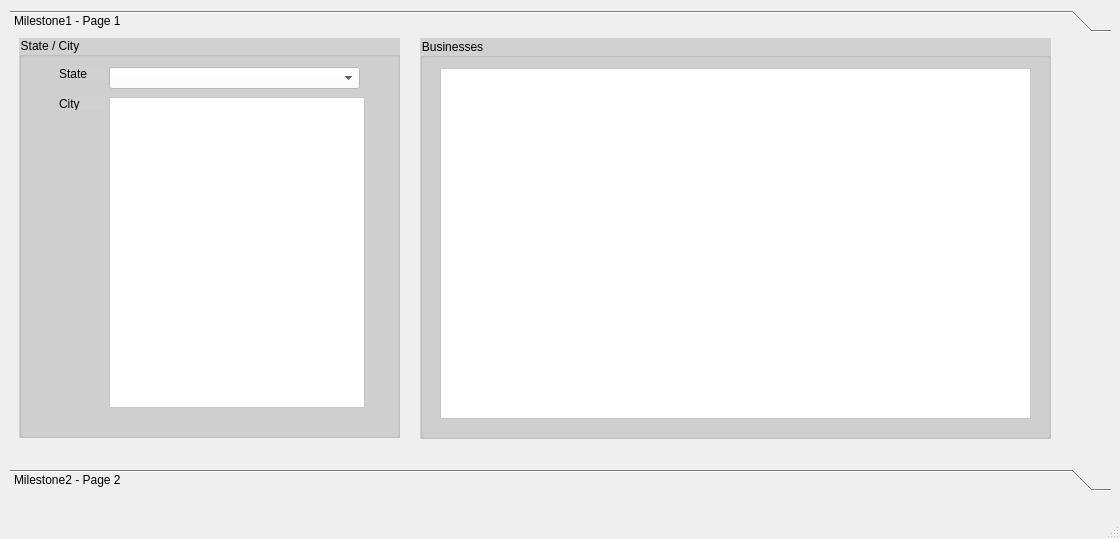
Old version of the form ProjectUI.ui in the repository Quickbick/YelpDatasetChallenge.
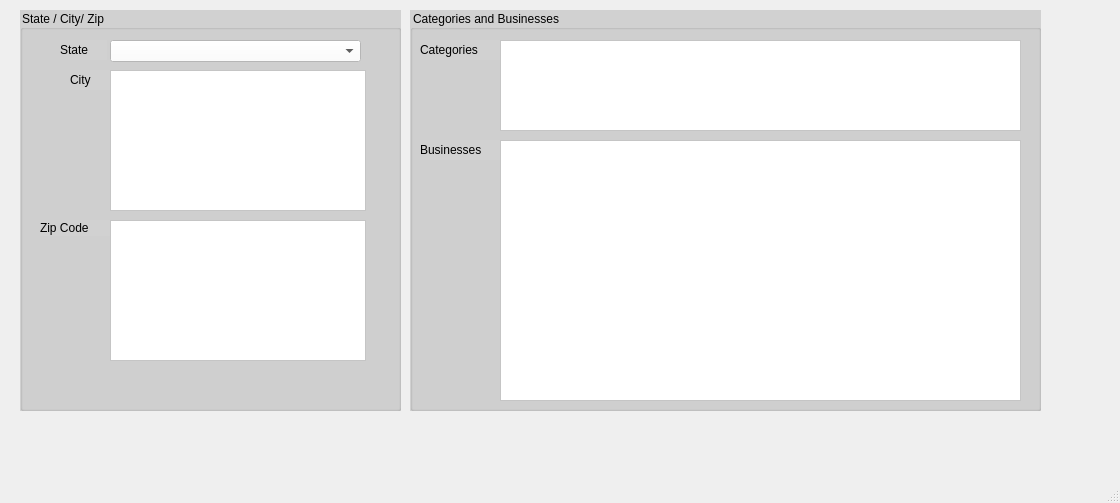
New version of the form. The open tabs and pages were chosen to show the change.

Commit message: removed old legacy code that's no longer used

What changed in the file:
```diff
--- a/ProjectUI.ui
+++ b/ProjectUI.ui
@@ -7,117 +7,18 @@
     <x>0</x>
     <y>0</y>
     <width>1120</width>
-    <height>539</height>
+    <height>503</height>
    </rect>
   </property>
   <property name="windowTitle">
    <string>MainWindow</string>
   </property>
   <widget class="QWidget" name="centralwidget">
-   <widget class="QToolBox" name="toolBox">
-    <property name="geometry">
-     <rect>
-      <x>10</x>
-      <y>10</y>
-      <width>1101</width>
-      <height>481</height>
-     </rect>
-    </property>
-    <property name="styleSheet">
-     <string notr="true">font: 12pt &quot;Lucida Sans&quot;;
-border-color: rgb(0, 0, 0);</string>
-    </property>
-    <property name="currentIndex">
-     <number>1</number>
-    </property>
-    <widget class="QWidget" name="page">
-     <property name="geometry">
-      <rect>
-       <x>0</x>
-       <y>0</y>
-       <width>1101</width>
-       <height>417</height>
-      </rect>
-     </property>
-     <attribute name="label">
-      <string>Milestone1 - Page 1</string>
-     </attribute>
-     <widget class="QGroupBox" name="groupBox">
-      <property name="geometry">
-       <rect>
-        <x>9</x>
-        <y>-1</y>
-        <width>381</width>
-        <height>401</height>
-       </rect>
-      </property>
-      <property name="styleSheet">
-       <string notr="true">font: 11pt &quot;Lucida Sans&quot;;
-background-color: rgb(209, 209, 209);</string>
-      </property>
-      <property name="title">
-       <string>State / City</string>
-      </property>
-      <widget class="QComboBox" name="stateList">
-       <property name="geometry">
-        <rect>
-         <x>90</x>
-         <y>30</y>
-         <width>251</width>
-         <height>22</height>
-        </rect>
-       </property>
-       <property name="styleSheet">
-        <string notr="true">background-color: rgb(255, 255, 255);
-font: 10pt &quot;Lucida Sans&quot;;</string>
-       </property>
-      </widget>
-      <widget class="QLabel" name="label">
-       <property name="geometry">
-        <rect>
-         <x>40</x>
-         <y>30</y>
-         <width>47</width>
-         <height>13</height>
-        </rect>
-       </property>
-       <property name="text">
-        <string>State</string>
-       </property>
-      </widget>
-      <widget class="QLabel" name="label_2">
-       <property name="geometry">
-        <rect>
-         <x>40</x>
-         <y>60</y>
-         <width>47</width>
-         <height>13</height>
-        </rect>
-       </property>
-       <property name="text">
-        <string>City</string>
-       </property>
-      </widget>
-      <widget class="QListWidget" name="cityList">
-       <property name="geometry">
-        <rect>
-         <x>90</x>
-         <y>60</y>
-         <width>256</width>
-         <height>311</height>
-        </rect>
-       </property>
-       <property name="styleSheet">
-        <string notr="true">background-color: rgb(255, 255, 255);
-font: 10pt &quot;Lucida Sans&quot;;</string>
-       </property>
-      </widget>
-     </widget>
-     <widget class="QGroupBox" name="businessGroup">
+   <widget class="QGroupBox" name="businessGroup_2">
       <property name="geometry">
        <rect>
         <x>410</x>
-        <y>0</y>
+      <y>10</y>
         <width>631</width>
         <height>401</height>
        </rect>
@@ -127,15 +28,15 @@
 background-color: rgb(209, 209, 209);</string>
       </property>
       <property name="title">
-       <string>Businesses</string>
-      </property>
-      <widget class="QTableWidget" name="businessTable">
+     <string>Categories and Businesses</string>
+    </property>
+    <widget class="QTableWidget" name="businessTable_2">
        <property name="geometry">
         <rect>
-         <x>20</x>
-         <y>30</y>
-         <width>591</width>
-         <height>351</height>
+       <x>90</x>
+       <y>130</y>
+       <width>521</width>
+       <height>261</height>
         </rect>
        </property>
        <property name="styleSheet">
@@ -149,25 +50,52 @@
         <bool>false</bool>
        </attribute>
       </widget>
-     </widget>
+    <widget class="QLabel" name="label_6">
+     <property name="geometry">
+      <rect>
+       <x>10</x>
+       <y>30</y>
+       <width>80</width>
+       <height>20</height>
+      </rect>
+     </property>
+     <property name="text">
+      <string>Categories</string>
+     </property>
+    </widget>
+    <widget class="QLabel" name="label_7">
+     <property name="geometry">
+      <rect>
+       <x>10</x>
+       <y>130</y>
+       <width>80</width>
+       <height>20</height>
+      </rect>
+     </property>
+     <property name="text">
+      <string>Businesses</string>
+     </property>
     </widget>
-    <widget class="QWidget" name="page_2">
+    <widget class="QListWidget" name="categoryList">
      <property name="geometry">
       <rect>
-       <x>0</x>
-       <y>0</y>
-       <width>1101</width>
-       <height>417</height>
+       <x>90</x>
+       <y>30</y>
+       <width>521</width>
+       <height>91</height>
       </rect>
      </property>
-     <attribute name="label">
-      <string>Milestone2 - Page 2</string>
-     </attribute>
+     <property name="styleSheet">
+      <string notr="true">background-color: rgb(255, 255, 255);
+font: 10pt &quot;Lucida Sans&quot;;</string>
+     </property>
+    </widget>
+   </widget>
      <widget class="QGroupBox" name="groupBox_2">
       <property name="geometry">
        <rect>
-        <x>10</x>
-        <y>0</y>
+      <x>20</x>
+      <y>10</y>
         <width>381</width>
         <height>401</height>
        </rect>
@@ -259,85 +187,6 @@
        <property name="text">
         <string>Zip Code</string>
        </property>
-      </widget>
-     </widget>
-     <widget class="QGroupBox" name="businessGroup_2">
-      <property name="geometry">
-       <rect>
-        <x>400</x>
-        <y>0</y>
-        <width>631</width>
-        <height>401</height>
-       </rect>
-      </property>
-      <property name="styleSheet">
-       <string notr="true">font: 11pt &quot;Lucida Sans&quot;;
-background-color: rgb(209, 209, 209);</string>
-      </property>
-      <property name="title">
-       <string>Categories and Businesses</string>
-      </property>
-      <widget class="QTableWidget" name="businessTable_2">
-       <property name="geometry">
-        <rect>
-         <x>90</x>
-         <y>130</y>
-         <width>521</width>
-         <height>261</height>
-        </rect>
-       </property>
-       <property name="styleSheet">
-        <string notr="true">background-color: rgb(255, 255, 255);
-font: 10pt &quot;Lucida Sans&quot;;</string>
-       </property>
-       <attribute name="horizontalHeaderStretchLastSection">
-        <bool>true</bool>
-       </attribute>
-       <attribute name="verticalHeaderVisible">
-        <bool>false</bool>
-       </attribute>
-      </widget>
-      <widget class="QLabel" name="label_6">
-       <property name="geometry">
-        <rect>
-         <x>10</x>
-         <y>30</y>
-         <width>80</width>
-         <height>20</height>
-        </rect>
-       </property>
-       <property name="text">
-        <string>Categories</string>
-       </property>
-      </widget>
-      <widget class="QLabel" name="label_7">
-       <property name="geometry">
-        <rect>
-         <x>10</x>
-         <y>130</y>
-         <width>80</width>
-         <height>20</height>
-        </rect>
-       </property>
-       <property name="text">
-        <string>Businesses</string>
-       </property>
-      </widget>
-      <widget class="QListWidget" name="categoryList">
-       <property name="geometry">
-        <rect>
-         <x>90</x>
-         <y>30</y>
-         <width>521</width>
-         <height>91</height>
-        </rect>
-       </property>
-       <property name="styleSheet">
-        <string notr="true">background-color: rgb(255, 255, 255);
-font: 10pt &quot;Lucida Sans&quot;;</string>
-       </property>
-      </widget>
-     </widget>
     </widget>
    </widget>
   </widget>
```
Lines whose indentation alone changed are shown as unchanged. The commit also changes 1 other file.
